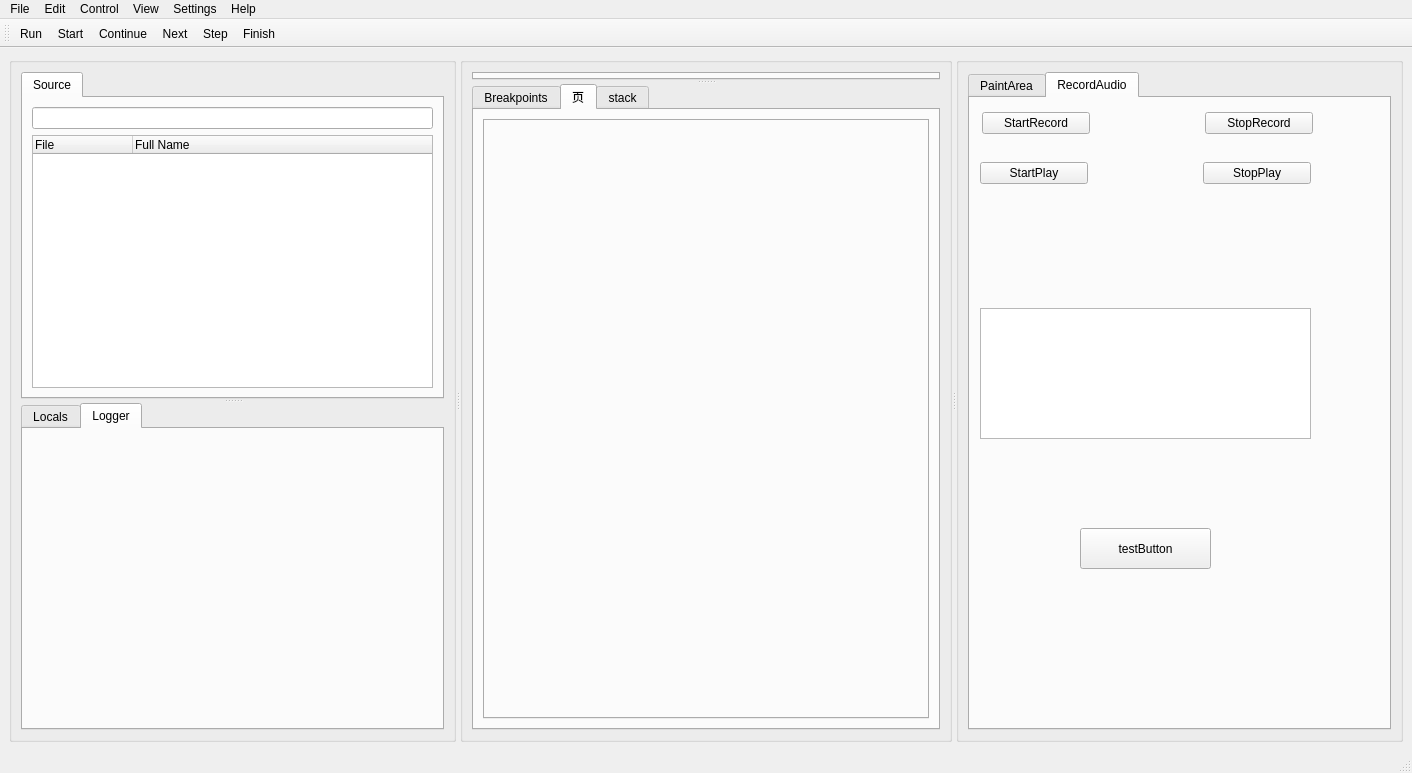
First picture: the form in src/mainwindow.ui, repository guofuwei/Course-Exercise-of-Software-Design, before the edit.
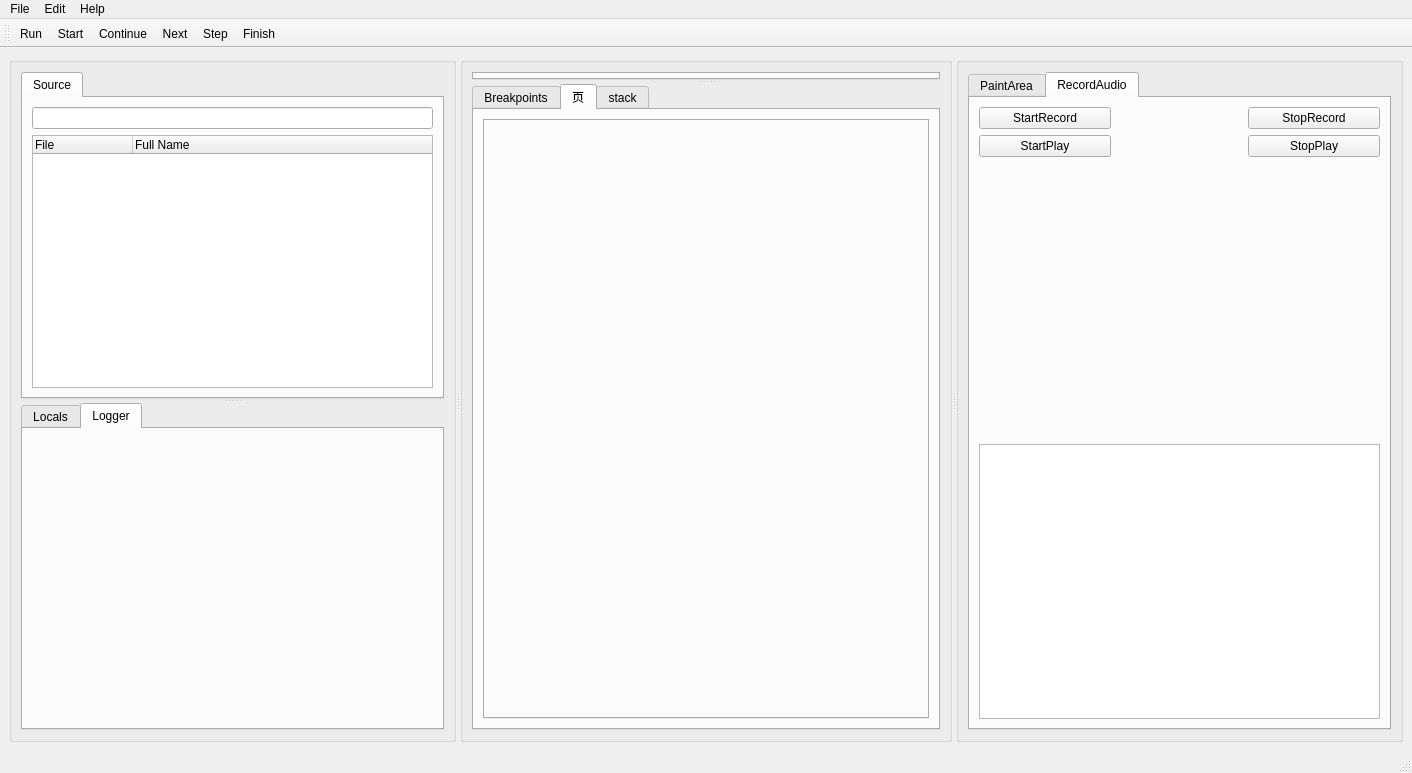
Second picture: the form after the edit. The open tabs and pages were chosen to show the change. Icons and pictures are not drawn. Custom widgets are drawn as their Qt base class.

Diff of the .ui file:
```diff
--- a/src/mainwindow.ui
+++ b/src/mainwindow.ui
@@ -453,92 +453,8 @@
            <attribute name="title">
             <string>RecordAudio</string>
            </attribute>
-           <widget class="TimerWidget" name="RecordTimerWidget" native="true">
-            <property name="geometry">
-             <rect>
-              <x>10</x>
-              <y>110</y>
-              <width>313</width>
-              <height>91</height>
-             </rect>
-            </property>
-            <property name="sizePolicy">
-             <sizepolicy hsizetype="Preferred" vsizetype="Preferred">
-              <horstretch>0</horstretch>
-              <verstretch>0</verstretch>
-             </sizepolicy>
-            </property>
-           </widget>
-           <widget class="QPlainTextEdit" name="plainTextEditAudioLog">
-            <property name="geometry">
-             <rect>
-              <x>10</x>
-              <y>210</y>
-              <width>331</width>
-              <height>131</height>
-             </rect>
-            </property>
-           </widget>
-           <widget class="QWidget" name="layoutWidget">
-            <property name="geometry">
-             <rect>
-              <x>10</x>
-              <y>60</y>
-              <width>331</width>
-              <height>31</height>
-             </rect>
-            </property>
-            <layout class="QHBoxLayout" name="horizontalLayout_4">
+           <layout class="QVBoxLayout" name="verticalLayout_5">
              <item>
-              <widget class="QPushButton" name="pushButtonStartPlay">
-               <property name="sizePolicy">
-                <sizepolicy hsizetype="Expanding" vsizetype="Fixed">
-                 <horstretch>0</horstretch>
-                 <verstretch>0</verstretch>
-                </sizepolicy>
-               </property>
-               <property name="text">
-                <string>StartPlay</string>
-               </property>
-              </widget>
-             </item>
-             <item>
-              <spacer name="horizontalSpacer_2">
-               <property name="orientation">
-                <enum>Qt::Horizontal</enum>
-               </property>
-               <property name="sizeHint" stdset="0">
-                <size>
-                 <width>40</width>
-                 <height>20</height>
-                </size>
-               </property>
-              </spacer>
-             </item>
-             <item>
-              <widget class="QPushButton" name="pushButtonStopPlay">
-               <property name="sizePolicy">
-                <sizepolicy hsizetype="Expanding" vsizetype="Fixed">
-                 <horstretch>0</horstretch>
-                 <verstretch>0</verstretch>
-                </sizepolicy>
-               </property>
-               <property name="text">
-                <string>StopPlay</string>
-               </property>
-              </widget>
-             </item>
-            </layout>
-           </widget>
-           <widget class="QWidget" name="layoutWidget">
-            <property name="geometry">
-             <rect>
-              <x>12</x>
-              <y>10</y>
-              <width>331</width>
-              <height>31</height>
-             </rect>
-            </property>
             <layout class="QHBoxLayout" name="horizontalLayout_3">
              <item>
               <widget class="QPushButton" name="pushButtonStartRecord">
@@ -580,20 +496,71 @@
               </widget>
              </item>
             </layout>
-           </widget>
-           <widget class="QPushButton" name="pushButtonTest">
-            <property name="geometry">
-             <rect>
-              <x>110</x>
-              <y>430</y>
-              <width>131</width>
-              <height>41</height>
-             </rect>
-            </property>
+            </item>
+            <item>
+             <layout class="QHBoxLayout" name="horizontalLayout_4">
+              <item>
+               <widget class="QPushButton" name="pushButtonStartPlay">
+                <property name="sizePolicy">
+                 <sizepolicy hsizetype="Expanding" vsizetype="Fixed">
+                  <horstretch>0</horstretch>
+                  <verstretch>0</verstretch>
+                 </sizepolicy>
+                </property>
+                <property name="text">
+                 <string>StartPlay</string>
+                </property>
+               </widget>
+              </item>
+              <item>
+               <spacer name="horizontalSpacer_2">
+                <property name="orientation">
+                 <enum>Qt::Horizontal</enum>
+                </property>
+                <property name="sizeHint" stdset="0">
+                 <size>
+                  <width>40</width>
+                  <height>20</height>
+                 </size>
+                </property>
+               </spacer>
+              </item>
+              <item>
+               <widget class="QPushButton" name="pushButtonStopPlay">
+                <property name="sizePolicy">
+                 <sizepolicy hsizetype="Expanding" vsizetype="Fixed">
+                  <horstretch>0</horstretch>
+                  <verstretch>0</verstretch>
+                 </sizepolicy>
+                </property>
             <property name="text">
-             <string>testButton</string>
-            </property>
-           </widget>
+                 <string>StopPlay</string>
+                </property>
+               </widget>
+              </item>
+             </layout>
+            </item>
+            <item>
+             <widget class="TimerWidget" name="RecordTimerWidget" native="true">
+              <property name="sizePolicy">
+               <sizepolicy hsizetype="Preferred" vsizetype="MinimumExpanding">
+                <horstretch>0</horstretch>
+                <verstretch>0</verstretch>
+               </sizepolicy>
+              </property>
+             </widget>
+            </item>
+            <item>
+             <widget class="QPlainTextEdit" name="plainTextEditAudioLog">
+              <property name="sizePolicy">
+               <sizepolicy hsizetype="Expanding" vsizetype="Expanding">
+                <horstretch>0</horstretch>
+                <verstretch>0</verstretch>
+               </sizepolicy>
+              </property>
+             </widget>
+            </item>
+           </layout>
           </widget>
          </widget>
         </item>
@@ -609,7 +576,7 @@
      <x>0</x>
      <y>0</y>
      <width>1412</width>
-     <height>26</height>
+     <height>21</height>
     </rect>
    </property>
    <widget class="QMenu" name="menuFile">
@@ -626,21 +593,6 @@
     </property>
     <addaction name="actioncompile"/>
    </widget>
-   <widget class="QMenu" name="menuControl">
-    <property name="title">
-     <string>Control</string>
-    </property>
-   </widget>
-   <widget class="QMenu" name="menuView">
-    <property name="title">
-     <string>View</string>
-    </property>
-   </widget>
-   <widget class="QMenu" name="menuSettings">
-    <property name="title">
-     <string>Settings</string>
-    </property>
-   </widget>
    <widget class="QMenu" name="menuHelp">
     <property name="title">
      <string>Help</string>
@@ -648,9 +600,6 @@
    </widget>
    <addaction name="menuFile"/>
    <addaction name="menuEdit"/>
-   <addaction name="menuControl"/>
-   <addaction name="menuView"/>
-   <addaction name="menuSettings"/>
    <addaction name="menuHelp"/>
   </widget>
   <widget class="QStatusBar" name="statusbar"/>
```
Left out of the diff: 14 changed lines with no effect on the pictures. Lines whose indentation alone changed are shown as unchanged.
